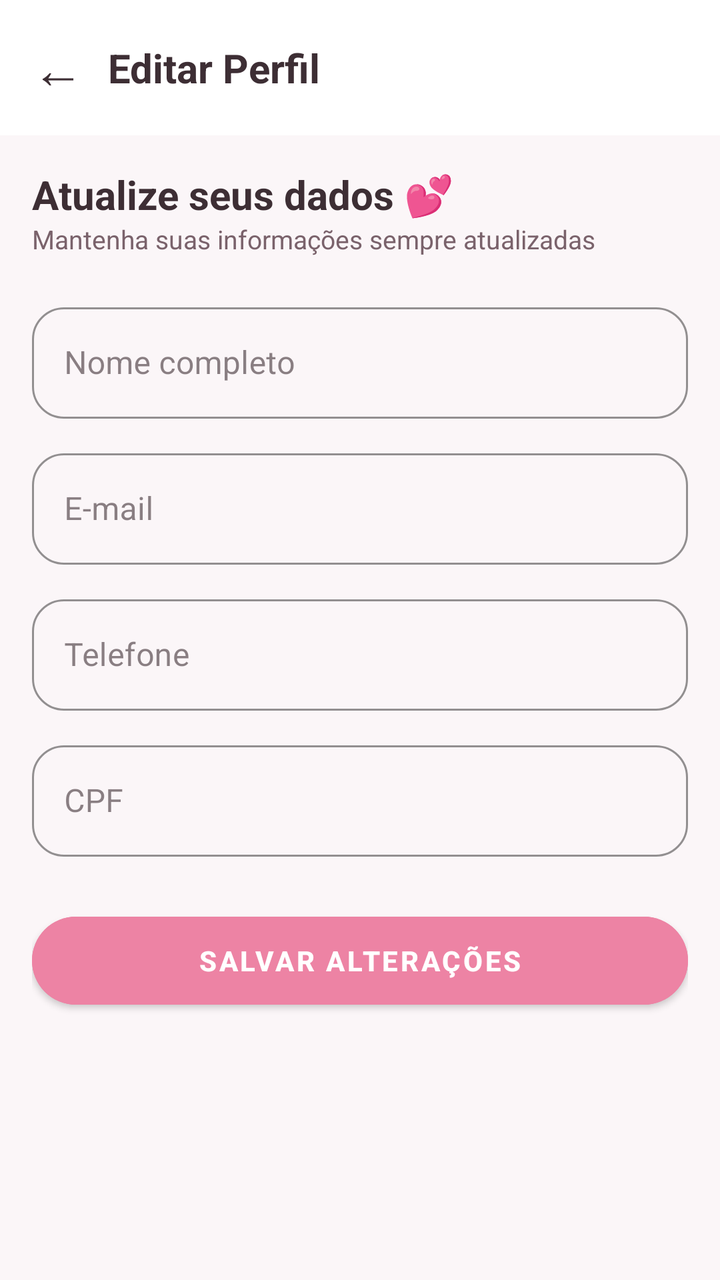
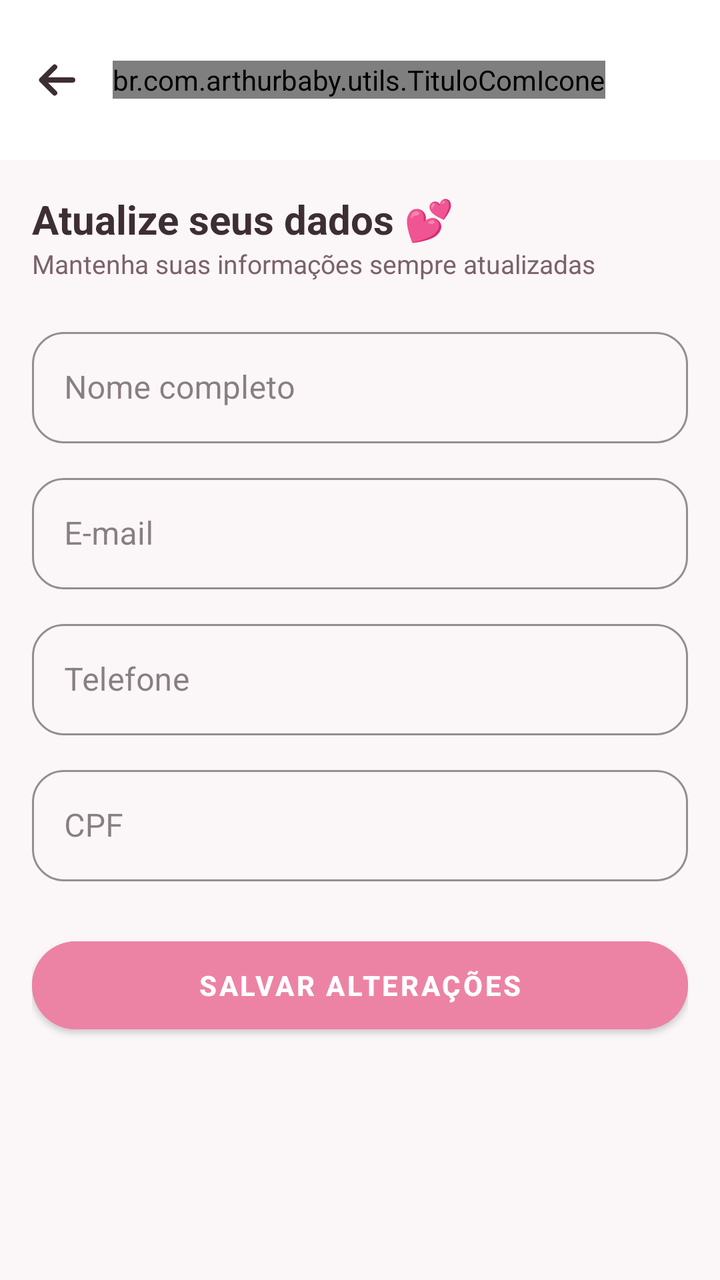

Two renders of the same Android screen: before a commit and after it. Below are the layout's source before the change and the commit's diff.
<!-- AndroidManifest.xml: application theme Theme.ArthurBaby -->
<!-- res/layout/activity_editar_perfil.xml -->
<?xml version="1.0" encoding="utf-8"?>
<ScrollView xmlns:android="http://schemas.android.com/apk/res/android"
    xmlns:app="http://schemas.android.com/apk/res-auto"
    android:layout_width="match_parent"
    android:layout_height="match_parent"
    android:background="@color/fundo_claro"
    android:fillViewport="true">

    <LinearLayout
        android:layout_width="match_parent"
        android:layout_height="wrap_content"
        android:orientation="vertical">

        
        <LinearLayout
            android:layout_width="match_parent"
            android:layout_height="wrap_content"
            android:orientation="horizontal"
            android:gravity="center_vertical"
            android:padding="16dp"
            android:background="@color/branco">

            <TextView
                android:id="@+id/btnVoltar"
                android:layout_width="wrap_content"
                android:layout_height="wrap_content"
                android:text="←"
                android:textSize="26sp"
                android:textColor="@color/texto_primario"
                android:paddingEnd="12dp" />

            <TextView
                android:layout_width="0dp"
                android:layout_height="wrap_content"
                android:layout_weight="1"
                android:text="Editar Perfil"
                android:textSize="20sp"
                android:textStyle="bold"
                android:textColor="@color/texto_primario" />
        </LinearLayout>

        <LinearLayout
            android:layout_width="match_parent"
            android:layout_height="wrap_content"
            android:orientation="vertical"
            android:padding="16dp">

            <TextView
                android:layout_width="wrap_content"
                android:layout_height="wrap_content"
                android:text="Atualize seus dados 💕"
                android:textColor="@color/texto_primario"
                android:textSize="20sp"
                android:textStyle="bold" />

            <TextView
                android:layout_width="wrap_content"
                android:layout_height="wrap_content"
                android:text="Mantenha suas informações sempre atualizadas"
                android:textColor="@color/cinza_medio"
                android:textSize="13sp"
                android:layout_marginBottom="20dp" />

            
            <com.google.android.material.textfield.TextInputLayout
                style="@style/Widget.MaterialComponents.TextInputLayout.OutlinedBox"
                android:layout_width="match_parent"
                android:layout_height="wrap_content"
                android:hint="Nome completo"
                app:boxStrokeColor="@color/rosa_arthur"
                app:boxCornerRadiusTopStart="16dp"
                app:boxCornerRadiusTopEnd="16dp"
                app:boxCornerRadiusBottomStart="16dp"
                app:boxCornerRadiusBottomEnd="16dp">
                <com.google.android.material.textfield.TextInputEditText
                    android:id="@+id/etNome"
                    android:layout_width="match_parent"
                    android:layout_height="wrap_content"
                    android:inputType="textPersonName" />
            </com.google.android.material.textfield.TextInputLayout>

            
            <com.google.android.material.textfield.TextInputLayout
                style="@style/Widget.MaterialComponents.TextInputLayout.OutlinedBox"
                android:layout_width="match_parent"
                android:layout_height="wrap_content"
                android:hint="E-mail"
                android:layout_marginTop="12dp"
                app:boxStrokeColor="@color/rosa_arthur"
                app:boxCornerRadiusTopStart="16dp"
                app:boxCornerRadiusTopEnd="16dp"
                app:boxCornerRadiusBottomStart="16dp"
                app:boxCornerRadiusBottomEnd="16dp">
                <com.google.android.material.textfield.TextInputEditText
                    android:id="@+id/etEmail"
                    android:layout_width="match_parent"
                    android:layout_height="wrap_content"
                    android:inputType="textEmailAddress" />
            </com.google.android.material.textfield.TextInputLayout>

            
            <com.google.android.material.textfield.TextInputLayout
                style="@style/Widget.MaterialComponents.TextInputLayout.OutlinedBox"
                android:layout_width="match_parent"
                android:layout_height="wrap_content"
                android:hint="Telefone"
                android:layout_marginTop="12dp"
                app:boxStrokeColor="@color/rosa_arthur"
                app:boxCornerRadiusTopStart="16dp"
                app:boxCornerRadiusTopEnd="16dp"
                app:boxCornerRadiusBottomStart="16dp"
                app:boxCornerRadiusBottomEnd="16dp">
                <com.google.android.material.textfield.TextInputEditText
                    android:id="@+id/etTelefone"
                    android:layout_width="match_parent"
                    android:layout_height="wrap_content"
                    android:inputType="phone"
                    android:maxLength="15" />
            </com.google.android.material.textfield.TextInputLayout>

            
            <com.google.android.material.textfield.TextInputLayout
                style="@style/Widget.MaterialComponents.TextInputLayout.OutlinedBox"
                android:layout_width="match_parent"
                android:layout_height="wrap_content"
                android:hint="CPF"
                android:layout_marginTop="12dp"
                app:boxStrokeColor="@color/rosa_arthur"
                app:boxCornerRadiusTopStart="16dp"
                app:boxCornerRadiusTopEnd="16dp"
                app:boxCornerRadiusBottomStart="16dp"
                app:boxCornerRadiusBottomEnd="16dp">
                <com.google.android.material.textfield.TextInputEditText
                    android:id="@+id/etCpf"
                    android:layout_width="match_parent"
                    android:layout_height="wrap_content"
                    android:inputType="number"
                    android:maxLength="14" />
            </com.google.android.material.textfield.TextInputLayout>

            <com.google.android.material.button.MaterialButton
                android:id="@+id/btnSalvar"
                android:layout_width="match_parent"
                android:layout_height="56dp"
                android:text="SALVAR ALTERAÇÕES"
                android:textColor="@color/branco"
                android:textStyle="bold"
                android:backgroundTint="@color/rosa_arthur"
                app:cornerRadius="28dp"
                android:layout_marginTop="24dp"
                android:layout_marginBottom="24dp" />

        </LinearLayout>
    </LinearLayout>
</ScrollView>
<!-- resources referenced by this layout -->
<resources>
  <color name="branco">#FFFFFF</color>
  <color name="cinza_medio">#7A626B</color>
  <color name="fundo_claro">#FBF6F8</color>
  <color name="rosa_arthur">#ED83A4</color>
  <color name="texto_primario">#3D2E34</color>
  <style name="Theme.ArthurBaby" parent="Theme.MaterialComponents.DayNight.NoActionBar">
          <item name="colorPrimary">@color/verde_arthur</item>
          <item name="colorPrimaryVariant">@color/verde_escuro</item>
          <item name="colorOnPrimary">@color/branco</item>
          <item name="colorSecondary">@color/rosa_arthur</item>
          <item name="colorSecondaryVariant">@color/rosa_escuro</item>
          <item name="colorOnSecondary">@color/branco</item>
          <item name="android:statusBarColor">@color/verde_arthur</item>
          <item name="android:windowBackground">@color/fundo_claro</item>
          <item name="android:navigationBarColor">@color/branco</item>
          <item name="colorSurface">@color/branco</item>
          <item name="colorOnSurface">@color/texto_primario</item>
  
          
          <item name="android:windowLightStatusBar">false</item>
          <item name="android:windowLightNavigationBar">true</item>
      </style>
  <color name="verde_arthur">#37B6B0</color>
  <color name="verde_escuro">#2A8F8A</color>
  <color name="rosa_escuro">#D56586</color>
</resources>

<!-- the commit's change to res/layout/activity_editar_perfil.xml (unified diff, before → after) -->
@@ -20,23 +20,28 @@
             android:padding="16dp"
             android:background="@color/branco">
 
-            <TextView
+            <ImageButton
                 android:id="@+id/btnVoltar"
+                style="@style/BotaoVoltar"
+                app:tint="@color/texto_primario" />
+
+            <br.com.arthurbaby.utils.TituloComIcone
                 android:layout_width="wrap_content"
                 android:layout_height="wrap_content"
-                android:text="←"
-                android:textSize="26sp"
-                android:textColor="@color/texto_primario"
-                android:paddingEnd="12dp" />
-
-            <TextView
-                android:layout_width="0dp"
-                android:layout_height="wrap_content"
-                android:layout_weight="1"
                 android:text="Editar Perfil"
                 android:textSize="20sp"
                 android:textStyle="bold"
-                android:textColor="@color/texto_primario" />
+                android:textColor="@color/texto_primario"
+                app:iconeTitulo="@drawable/ic_perfil" />
+
+
+            <Space
+
+                android:layout_width="0dp"
+
+                android:layout_height="1dp"
+
+                android:layout_weight="1" />
         </LinearLayout>
 
         <LinearLayout
<!-- resource entries referenced after the edit -->
@@ -5,6 +5,29 @@
   <color name="fundo_claro">#FBF6F8</color>
   <color name="rosa_arthur">#ED83A4</color>
   <color name="texto_primario">#3D2E34</color>
+  <!-- drawable ic_perfil (drawable) -->
+  <vector xmlns:android="http://schemas.android.com/apk/res/android"
+      android:width="24dp"
+      android:height="24dp"
+      android:viewportWidth="24"
+      android:viewportHeight="24">
+      <path
+          android:fillColor="#FF000000"
+          android:pathData="M12,12c2.21,0 4,-1.79 4,-4s-1.79,-4 -4,-4 -4,1.79 -4,4 1.79,4 4,4zM12,14c-2.67,0 -8,1.34 -8,4v2h16v-2c0,-2.66 -5.33,-4 -8,-4z"/>
+  </vector>
+  <style name="BotaoVoltar">
+          <item name="android:layout_width">48dp</item>
+          <item name="android:layout_height">48dp</item>
+          <item name="android:layout_marginStart">-12dp</item>
+          <item name="android:layout_marginEnd">4dp</item>
+          <item name="android:padding">12dp</item>
+          <item name="android:scaleType">fitCenter</item>
+          <item name="android:src">@drawable/ic_voltar</item>
+          <item name="tint">@color/texto_primario</item>
+          <item name="android:background">?attr/selectableItemBackgroundBorderless</item>
+          <item name="android:contentDescription">Voltar</item>
+          <item name="android:tooltipText">Voltar</item>
+      </style>
   <style name="Theme.ArthurBaby" parent="Theme.MaterialComponents.DayNight.NoActionBar">
           <item name="colorPrimary">@color/verde_arthur</item>
           <item name="colorPrimaryVariant">@color/verde_escuro</item>
@@ -22,6 +45,20 @@
           <item name="android:windowLightStatusBar">false</item>
           <item name="android:windowLightNavigationBar">true</item>
       </style>
+  <!-- drawable ic_voltar (drawable) -->
+  <?xml version="1.0" encoding="utf-8"?>
+  <vector xmlns:android="http://schemas.android.com/apk/res/android"
+      android:width="24dp"
+      android:height="24dp"
+      android:viewportWidth="24"
+      android:viewportHeight="24">
+      <path
+          android:pathData="M20,12H4.5M11,5.5L4.5,12L11,18.5"
+          android:strokeColor="#FF000000"
+          android:strokeWidth="2.6"
+          android:strokeLineCap="round"
+          android:strokeLineJoin="round" />
+  </vector>
   <color name="verde_arthur">#37B6B0</color>
   <color name="verde_escuro">#2A8F8A</color>
   <color name="rosa_escuro">#D56586</color>
